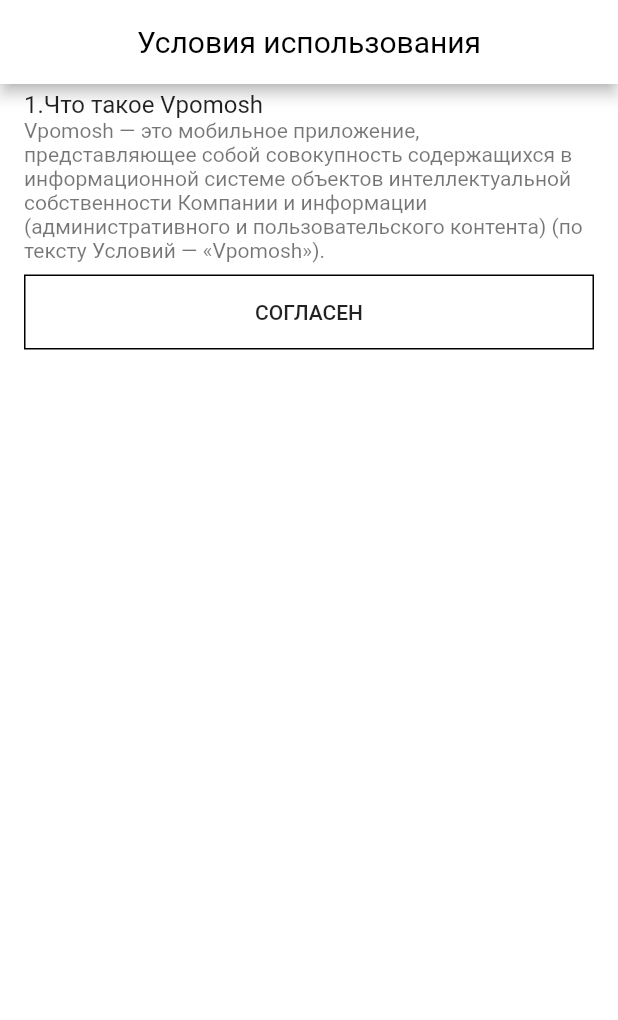
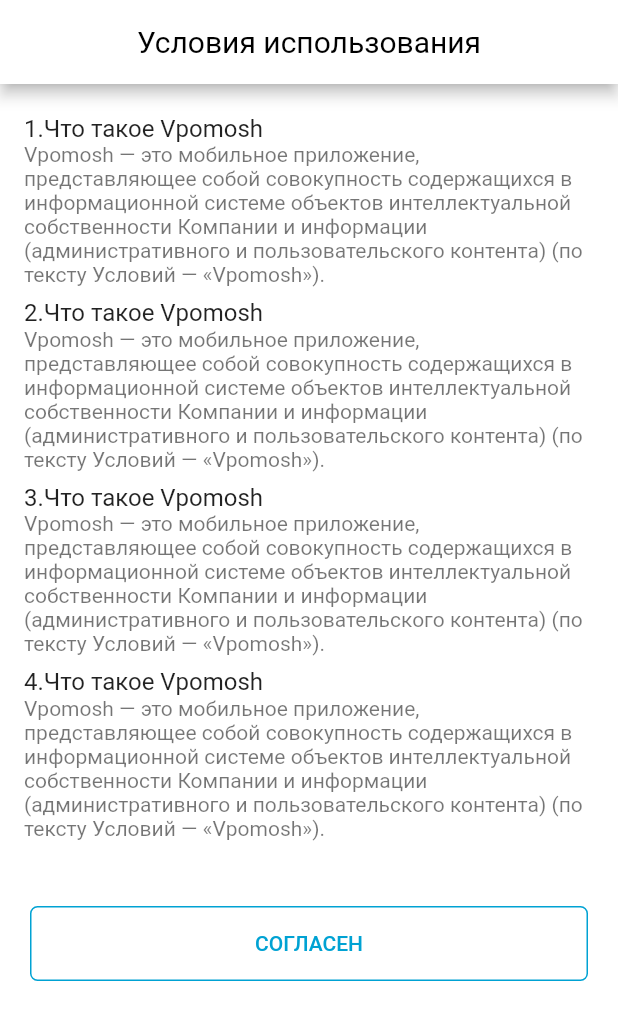
Before and after one commit to GeorgijIlin/vpomosh, a Flutter app: the screen it shows after launch, on a phone screen of 412 x 824 dp. Shown: the top 1020 px of the screen. Run offline on Flutter 3.47's test engine with Material 2 defaults, Android fonts, the phone set to English and light mode, and no system bars; our stand-ins replace cloud_firestore, firebase_auth, flutter_masked_text, shared_preferences; accounts and stored records are empty.

Commit message:
Styled user aggrement

```diff
--- a/lib/pages/user_agreement_page.dart
+++ b/lib/pages/user_agreement_page.dart
@@ -41,7 +41,8 @@ class _UserAgreementPageState extends State<UserAgreementPage> {
         backgroundColor: Colors.white,
       ),
       backgroundColor: Colors.white,
-      body: SafeArea(
+      body: Padding(
+        padding: EdgeInsets.only(top: 16),
         child: ListView(
           children: <Widget>[
             ListTile(
@@ -49,17 +50,36 @@ class _UserAgreementPageState extends State<UserAgreementPage> {
               subtitle: Text('Vpomosh — это мобильное приложение, представляющее собой совокупность содержащихся в информационной системе объектов интеллектуальной собственности Компании и информации (административного и пользовательского контента) (по тексту Условий — «Vpomosh»).'),
             ),
             ListTile(
-              title: Container(
-                decoration: BoxDecoration(
-                  border: Border.all(),
+              title: Text('2.Что такое Vpomosh'),
+              subtitle: Text('Vpomosh — это мобильное приложение, представляющее собой совокупность содержащихся в информационной системе объектов интеллектуальной собственности Компании и информации (административного и пользовательского контента) (по тексту Условий — «Vpomosh»).'),
+            ),
+            ListTile(
+              title: Text('3.Что такое Vpomosh'),
+              subtitle: Text('Vpomosh — это мобильное приложение, представляющее собой совокупность содержащихся в информационной системе объектов интеллектуальной собственности Компании и информации (административного и пользовательского контента) (по тексту Условий — «Vpomosh»).'),
+            ),
+            ListTile(
+              title: Text('4.Что такое Vpomosh'),
+              subtitle: Text('Vpomosh — это мобильное приложение, представляющее собой совокупность содержащихся в информационной системе объектов интеллектуальной собственности Компании и информации (административного и пользовательского контента) (по тексту Условий — «Vpomosh»).'),
+            ),
+            Container(
+              margin: EdgeInsets.symmetric(vertical: 40, horizontal: 20),
+              decoration: BoxDecoration(
+                border: Border.all(
+                  color: Theme.of(context).primaryColor,
                 ),
-                child: FlatButton(
-                  child: Text('СОГЛАСЕН'),
-                  onPressed: () {
-                    prefs.setBool('seen', true);
-                    Navigator.of(context).pushNamed("/root");
-                  },
+                borderRadius: BorderRadius.all(
+                  Radius.circular(5),
                 ),
+              ),
+              child: FlatButton(
+                child: Text(
+                  'СОГЛАСЕН',
+                  style: TextStyle(color: Theme.of(context).primaryColor,),
+                ),
+                onPressed: () {
+                  prefs.setBool('seen', true);
+                  Navigator.of(context).pushNamed("/root");
+                },
               ),
             ),
           ],
```
